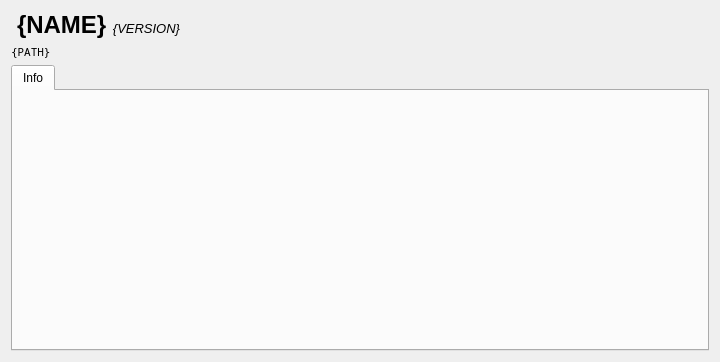
Qt form ui/emulator.ui (SanderTheDragon/Qtendo) before a commit.
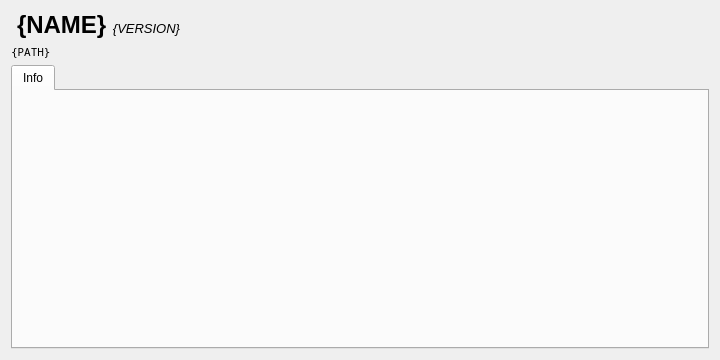
The same form after that commit.

The edit to the form file:
```diff
--- a/ui/emulator.ui
+++ b/ui/emulator.ui
@@ -7,7 +7,7 @@
     <x>0</x>
     <y>0</y>
     <width>720</width>
-    <height>362</height>
+    <height>360</height>
    </rect>
   </property>
   <property name="windowTitle">
```
